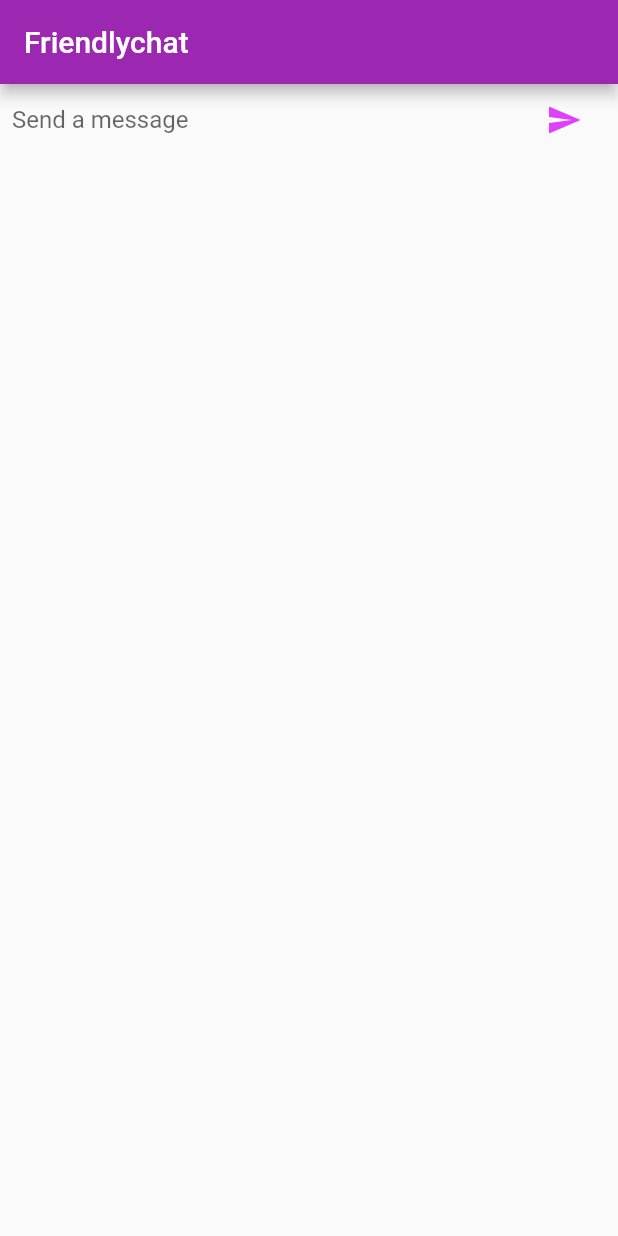
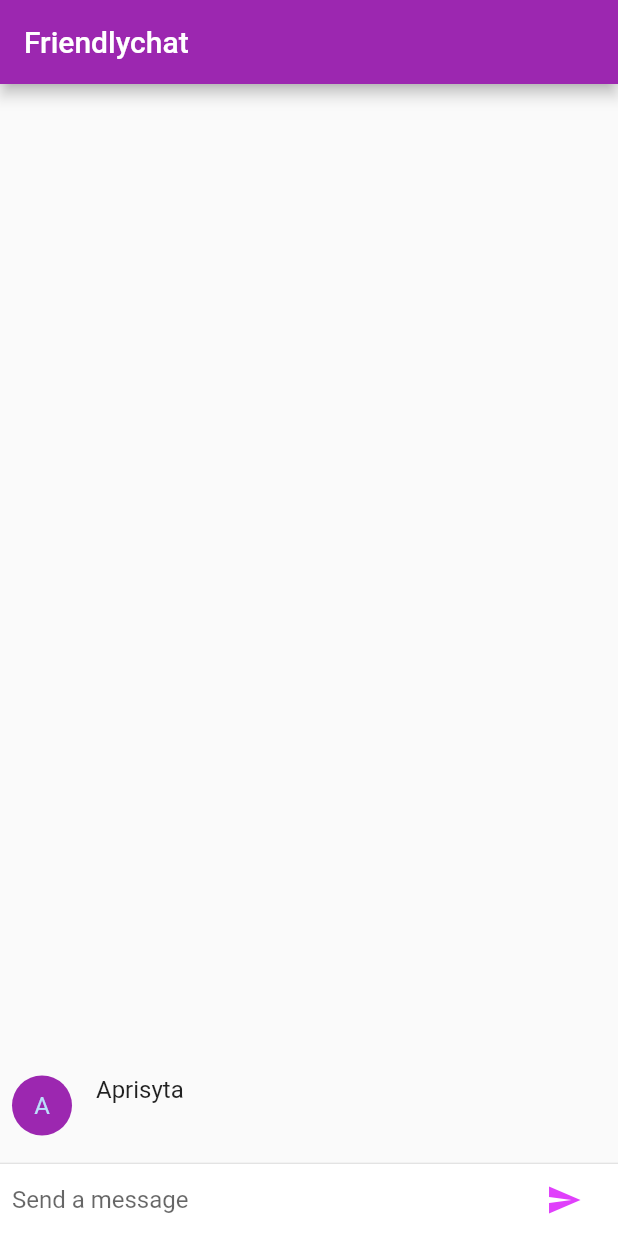
Before and after one commit to Aprisyta/ChatApp, a Flutter app: the screen it shows after launch, after a tap on the "send" icon, on a phone screen of 412 x 824 dp. Run offline on Flutter 3.47's test engine with Material 2 defaults, Android fonts, the phone set to English and light mode, and no system bars.

Commit message:
Text messages displayed

```diff
--- a/lib/main.dart
+++ b/lib/main.dart
@@ -3,6 +3,8 @@ import 'package:flutter/material.dart';
 void main() {
   runApp(new FriendlyChatApp());
 }
+
+const String _name = "Aprisyta";
 
 class FriendlyChatApp extends StatelessWidget {
   @override
@@ -25,6 +27,7 @@ class ChatScreen extends StatefulWidget {
 }
 
 class ChatScreenState extends State<ChatScreen> {
+  final List<ChatMessage> _messages = <ChatMessage>[];
   final TextEditingController _textController = new TextEditingController();
 
   Widget _buildTextComposer() {
@@ -39,7 +42,7 @@ class ChatScreenState extends State<ChatScreen> {
                 controller: _textController,
                 onSubmitted: _handleSubmitted,
                 decoration:
-                    new InputDecoration.collapsed(hintText: "Send a message"),
+                new InputDecoration.collapsed(hintText: "Send a message"),
               ),
             ),
             new Container(
@@ -47,7 +50,6 @@ class ChatScreenState extends State<ChatScreen> {
               child: new IconButton(
                   icon: new Icon(
                     Icons.send,
-//                    color: Colors.deepPurple,
                   ),
                   onPressed: () => _handleSubmitted(_textController.text)),
             ),
@@ -59,6 +61,8 @@ class ChatScreenState extends State<ChatScreen> {
 
   void _handleSubmitted(String text) {
     _textController.clear();
+    ChatMessage message = new ChatMessage(text: text);
+    setState(() => _messages.insert(0, message));
   }
 
   @override
@@ -68,7 +72,65 @@ class ChatScreenState extends State<ChatScreen> {
         title: new Text("Friendlychat"),
 //        backgroundColor: Colors.deepPurple,
       ),
-      body: _buildTextComposer(),
+      body: new Column(
+        children: <Widget>[
+          new Flexible(
+            child: new ListView.builder(
+              padding: new EdgeInsets.all(8.0),
+              reverse: true,
+              itemBuilder: (_, int index) => _messages[index],
+              itemCount: _messages.length,
+            ),
+          ),
+          new Divider(height: 1.0),
+          new Container(
+            decoration: new BoxDecoration(color: Theme
+                .of(context)
+                .cardColor),
+            child: _buildTextComposer(),
+          ),
+        ],
+      ),
     );
   }
 }
+
+class ChatMessage extends StatelessWidget {
+  final String text;
+
+  ChatMessage({this.text});
+
+  @override
+  Widget build(BuildContext context) {
+    return new Container(
+      margin: const EdgeInsets.symmetric(vertical: 10.0),
+      child: new Row(
+        crossAxisAlignment: CrossAxisAlignment.start,
+        children: <Widget>[
+          new Container(
+            margin: const EdgeInsets.only(right: 16.0),
+            child: new CircleAvatar(
+              child: new Text(_name[0]),
+              backgroundColor: Theme
+                  .of(context)
+                  .primaryColor,
+            ),
+          ),
+          new Column(
+            crossAxisAlignment: CrossAxisAlignment.start,
+            children: <Widget>[
+              new Text(_name, style: Theme
+                  .of(context)
+                  .textTheme
+                  .subhead),
+              new Container(
+                margin: const EdgeInsets.only(top: 5.0),
+                child: new Text(text),
+              ),
+            ],
+          ),
+        ],
+      ),
+    );
+  }
+}
```
